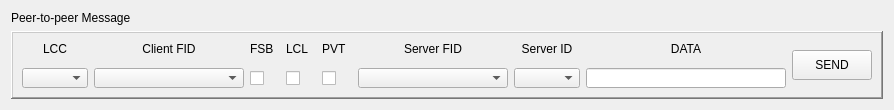
Qt form ptp_msgcomposer.ui (JuliaCzarnowska/ARINC_825) before a commit.
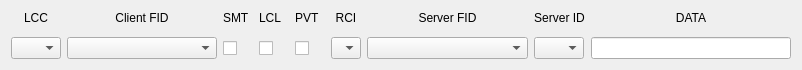
The same form after that commit.

Diff of the .ui file:
```diff
--- a/ptp_msgcomposer.ui
+++ b/ptp_msgcomposer.ui
@@ -6,30 +6,27 @@
    <rect>
     <x>0</x>
     <y>0</y>
-    <width>894</width>
-    <height>109</height>
+    <width>802</width>
+    <height>70</height>
    </rect>
   </property>
+  <property name="sizePolicy">
+   <sizepolicy hsizetype="Expanding" vsizetype="Fixed">
+    <horstretch>0</horstretch>
+    <verstretch>0</verstretch>
+   </sizepolicy>
+  </property>
+  <property name="maximumSize">
+   <size>
+    <width>16777215</width>
+    <height>16777215</height>
+   </size>
+  </property>
   <property name="windowTitle">
    <string>Form</string>
   </property>
   <layout class="QGridLayout" name="gridLayout">
-   <item row="1" column="0">
-    <widget class="QFrame" name="frame">
-     <property name="sizePolicy">
-      <sizepolicy hsizetype="Preferred" vsizetype="Preferred">
-       <horstretch>0</horstretch>
-       <verstretch>0</verstretch>
-      </sizepolicy>
-     </property>
-     <property name="frameShape">
-      <enum>QFrame::WinPanel</enum>
-     </property>
-     <property name="frameShadow">
-      <enum>QFrame::Raised</enum>
-     </property>
-     <layout class="QVBoxLayout" name="verticalLayout_8">
-      <item>
+   <item row="0" column="0">
        <layout class="QHBoxLayout" name="horizontalLayout">
         <property name="sizeConstraint">
          <enum>QLayout::SetDefaultConstraint</enum>
@@ -71,8 +68,14 @@
             </property>
             <property name="minimumSize">
              <size>
+           <width>50</width>
+           <height>20</height>
+          </size>
+         </property>
+         <property name="maximumSize">
+          <size>
               <width>40</width>
-              <height>20</height>
+           <height>16777215</height>
              </size>
             </property>
            </widget>
@@ -109,7 +112,7 @@
           <item>
            <widget class="QComboBox" name="cltFidComboBox">
             <property name="sizePolicy">
-             <sizepolicy hsizetype="Fixed" vsizetype="Minimum">
+          <sizepolicy hsizetype="MinimumExpanding" vsizetype="Minimum">
               <horstretch>0</horstretch>
               <verstretch>0</verstretch>
              </sizepolicy>
@@ -120,6 +123,12 @@
               <height>20</height>
              </size>
             </property>
+         <property name="maximumSize">
+          <size>
+           <width>150</width>
+           <height>16777215</height>
+          </size>
+         </property>
            </widget>
           </item>
          </layout>
@@ -147,7 +156,7 @@
              </size>
             </property>
             <property name="text">
-             <string>FSB</string>
+          <string>SMT</string>
             </property>
             <property name="alignment">
              <set>Qt::AlignLeading|Qt::AlignLeft|Qt::AlignTop</set>
@@ -283,6 +292,48 @@
           </item>
          </layout>
         </item>
+     <item>
+      <layout class="QVBoxLayout" name="verticalLayout_8">
+       <item>
+        <widget class="QLabel" name="label_9">
+         <property name="sizePolicy">
+          <sizepolicy hsizetype="Preferred" vsizetype="Preferred">
+           <horstretch>0</horstretch>
+           <verstretch>0</verstretch>
+          </sizepolicy>
+         </property>
+         <property name="text">
+          <string>RCI</string>
+         </property>
+         <property name="alignment">
+          <set>Qt::AlignHCenter|Qt::AlignTop</set>
+         </property>
+        </widget>
+       </item>
+       <item>
+        <widget class="QComboBox" name="rciComboBox">
+         <property name="sizePolicy">
+          <sizepolicy hsizetype="Fixed" vsizetype="Fixed">
+           <horstretch>0</horstretch>
+           <verstretch>0</verstretch>
+          </sizepolicy>
+         </property>
+         <property name="minimumSize">
+          <size>
+           <width>30</width>
+           <height>0</height>
+          </size>
+         </property>
+         <property name="maximumSize">
+          <size>
+           <width>30</width>
+           <height>16777215</height>
+          </size>
+         </property>
+        </widget>
+       </item>
+      </layout>
+     </item>
         <item>
          <layout class="QVBoxLayout" name="verticalLayout_6">
           <property name="sizeConstraint">
@@ -313,7 +364,7 @@
           <item>
            <widget class="QComboBox" name="srvFidComboBox">
             <property name="sizePolicy">
-             <sizepolicy hsizetype="Fixed" vsizetype="Minimum">
+          <sizepolicy hsizetype="MinimumExpanding" vsizetype="Minimum">
               <horstretch>0</horstretch>
               <verstretch>0</verstretch>
              </sizepolicy>
@@ -324,6 +375,12 @@
               <height>20</height>
              </size>
             </property>
+         <property name="maximumSize">
+          <size>
+           <width>200</width>
+           <height>16777215</height>
+          </size>
+         </property>
            </widget>
           </item>
          </layout>
@@ -358,7 +415,7 @@
           <item>
            <widget class="QComboBox" name="cltFidComboBox_2">
             <property name="sizePolicy">
-             <sizepolicy hsizetype="Fixed" vsizetype="Minimum">
+          <sizepolicy hsizetype="MinimumExpanding" vsizetype="Minimum">
               <horstretch>0</horstretch>
               <verstretch>0</verstretch>
              </sizepolicy>
@@ -369,6 +426,12 @@
               <height>20</height>
              </size>
             </property>
+         <property name="maximumSize">
+          <size>
+           <width>50</width>
+           <height>16777215</height>
+          </size>
+         </property>
            </widget>
           </item>
          </layout>
@@ -400,7 +463,7 @@
           <item>
            <widget class="QLineEdit" name="dataLineEdit">
             <property name="sizePolicy">
-             <sizepolicy hsizetype="MinimumExpanding" vsizetype="Minimum">
+          <sizepolicy hsizetype="Expanding" vsizetype="Minimum">
               <horstretch>0</horstretch>
               <verstretch>0</verstretch>
              </sizepolicy>
@@ -418,36 +481,7 @@
           </item>
          </layout>
         </item>
-        <item>
-         <widget class="QPushButton" name="sendButton">
-          <property name="sizePolicy">
-           <sizepolicy hsizetype="Minimum" vsizetype="Fixed">
-            <horstretch>0</horstretch>
-            <verstretch>0</verstretch>
-           </sizepolicy>
-          </property>
-          <property name="minimumSize">
-           <size>
-            <width>0</width>
-            <height>30</height>
-           </size>
-          </property>
-          <property name="text">
-           <string>SEND</string>
-          </property>
-         </widget>
-        </item>
-       </layout>
-      </item>
-     </layout>
-    </widget>
-   </item>
-   <item row="0" column="0">
-    <widget class="QLabel" name="label_9">
-     <property name="text">
-      <string>Peer-to-peer Message</string>
-     </property>
-    </widget>
+    </layout>
    </item>
   </layout>
  </widget>
```
Left out of the diff: 4 changed lines with no effect on the pictures. Lines whose indentation alone changed are shown as unchanged.
